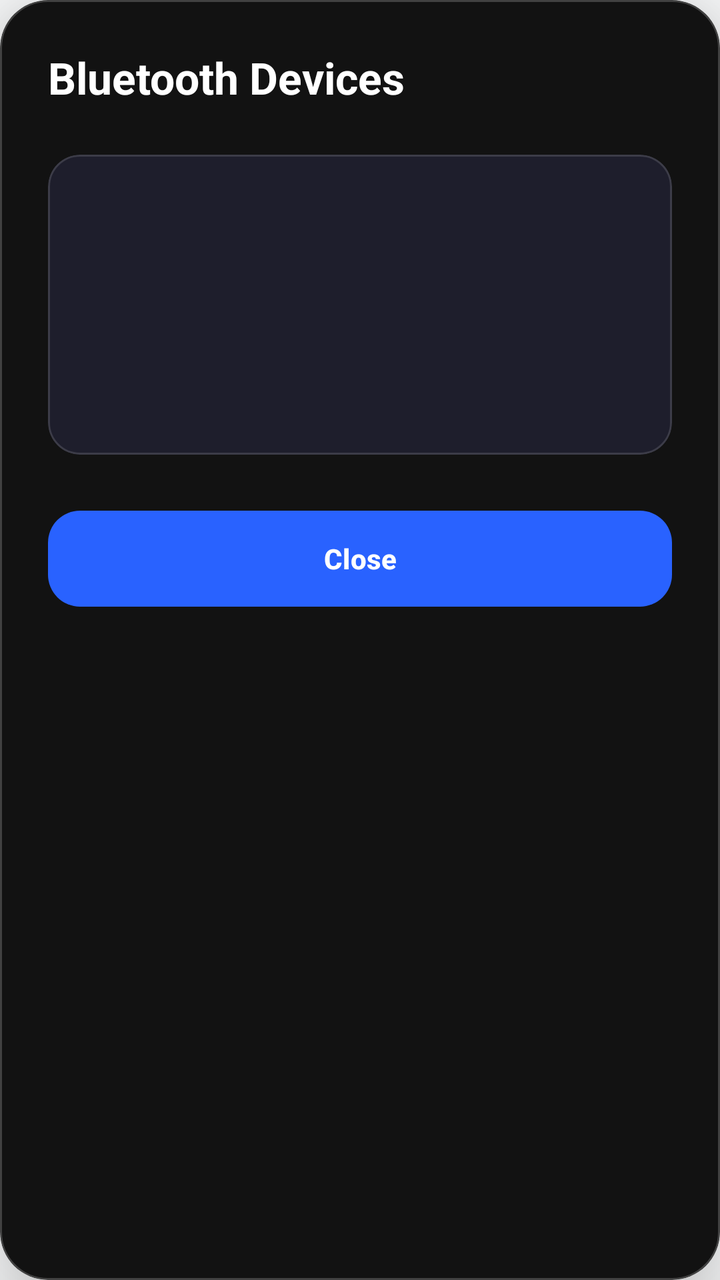
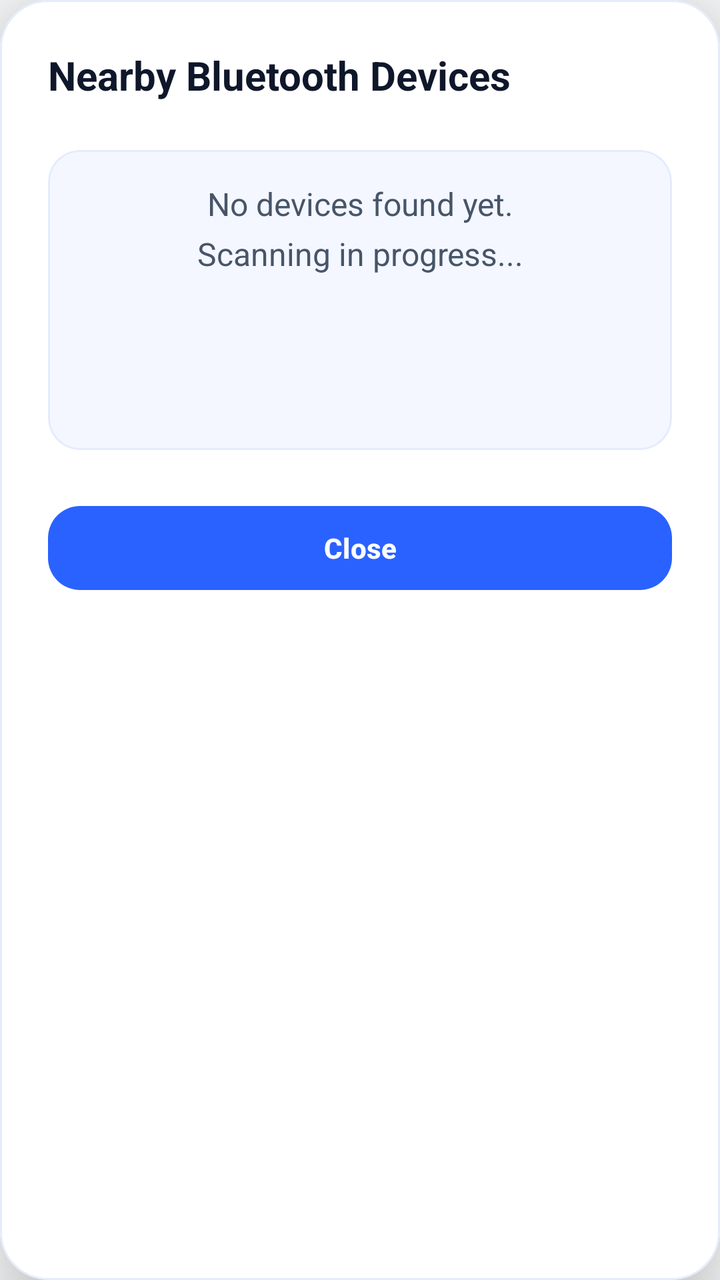

Two renders of the same Android screen: before a commit and after it. Below are the layout's source before the change and the commit's diff.
<!-- AndroidManifest.xml: application theme Theme.DisasterComm -->
<!-- res/layout/dialog_bluetooth_devices.xml -->
<?xml version="1.0" encoding="utf-8"?>
<com.google.android.material.card.MaterialCardView
    xmlns:android="http://schemas.android.com/apk/res/android"
    xmlns:app="http://schemas.android.com/apk/res-auto"
    android:layout_width="match_parent"
    android:layout_height="wrap_content"
    app:cardCornerRadius="24dp"
    app:cardElevation="24dp"
    app:strokeWidth="1dp"
    app:strokeColor="#33FFFFFF"
    app:cardBackgroundColor="#121212">

    <LinearLayout
        android:layout_width="match_parent"
        android:layout_height="wrap_content"
        android:orientation="vertical"
        android:padding="24dp">

        
        <LinearLayout
            android:layout_width="match_parent"
            android:layout_height="wrap_content"
            android:orientation="horizontal"
            android:gravity="center_vertical"
            android:layout_marginBottom="24dp">
            
            <TextView
                android:layout_width="0dp"
                android:layout_weight="1"
                android:layout_height="wrap_content"
                android:text="Bluetooth Devices"
                android:textSize="22sp"
                android:textStyle="bold"
                android:textColor="#FFFFFF"/>
                
            <ProgressBar
                android:layout_width="24dp"
                android:layout_height="24dp"
                android:indeterminateTint="#2962FF"/>
        </LinearLayout>

        
        <com.google.android.material.card.MaterialCardView
            android:layout_width="match_parent"
            android:layout_height="wrap_content"
            android:layout_marginBottom="24dp"
            app:cardCornerRadius="16dp"
            app:strokeWidth="1dp"
            app:strokeColor="#22FFFFFF"
            app:cardBackgroundColor="#1E1E2C">
            
            <ScrollView
                android:layout_width="match_parent"
                android:layout_height="wrap_content"
                android:minHeight="150dp"
                android:maxHeight="350dp"
                android:padding="16dp">
                
                <TextView
                    android:id="@+id/tvDeviceList"
                    android:layout_width="match_parent"
                    android:layout_height="wrap_content"
                    android:textColor="#FFFFFF"
                    android:textSize="14sp"
                    android:lineSpacingExtra="6dp"/>
            </ScrollView>
        </com.google.android.material.card.MaterialCardView>

        <com.google.android.material.button.MaterialButton
            android:id="@+id/btnClose"
            android:layout_width="match_parent"
            android:layout_height="56dp"
            android:text="Close"
            android:textColor="#FFFFFF"
            android:textStyle="bold"
            app:backgroundTint="#2962FF"
            app:cornerRadius="16dp"/>

    </LinearLayout>
</com.google.android.material.card.MaterialCardView>
<!-- resources referenced by this layout -->
<resources>
  <style name="Theme.DisasterComm" parent="Theme.Material3.DayNight.NoActionBar">
          
          <item name="colorPrimary">@color/primary</item>
          <item name="colorPrimaryVariant">@color/primary_variant</item>
          <item name="colorOnPrimary">@color/text_on_primary</item>
          
          
          <item name="colorSecondary">@color/secondary</item>
          <item name="colorSecondaryVariant">@color/secondary_variant</item>
          <item name="colorOnSecondary">@color/white</item>
          
          
          <item name="android:windowBackground">@color/background</item>
          <item name="colorSurface">@color/surface</item>
          <item name="colorOnSurface">@color/text_primary</item>
          
          
          <item name="android:statusBarColor">@color/primary_variant</item>
          <item name="android:windowLightStatusBar">false</item>
          
          
          <item name="elevationOverlayEnabled">false</item>
          
          
          <item name="materialButtonStyle">@style/Widget.App.Button</item>
      </style>
  <color name="primary">#0047FF</color>
  <color name="primary_variant">#092FA4</color>
  <color name="text_on_primary">#FFFFFF</color>
  <color name="secondary">#0047FF</color>
  <color name="secondary_variant">#092FA4</color>
  <color name="white">#FFFFFF</color>
  <color name="background">#F8F9FA</color>
  <color name="surface">#FFFFFF</color>
  <color name="text_primary">#0F172A</color>
  <style name="Widget.App.Button" parent="Widget.Material3.Button">
          <item name="android:minHeight">48dp</item>
          <item name="android:minWidth">48dp</item>
          <item name="android:stateListAnimator">@null</item> 
          <item name="android:elevation">0dp</item>
      </style>
</resources>

<!-- the commit's change to res/layout/dialog_bluetooth_devices.xml (unified diff, before → after) -->
@@ -7,8 +7,8 @@
     app:cardCornerRadius="24dp"
     app:cardElevation="24dp"
     app:strokeWidth="1dp"
-    app:strokeColor="#33FFFFFF"
-    app:cardBackgroundColor="#121212">
+    app:strokeColor="@color/divider"
+    app:cardBackgroundColor="@color/surface">
 
     <LinearLayout
         android:layout_width="match_parent"
@@ -28,10 +28,10 @@
                 android:layout_width="0dp"
                 android:layout_weight="1"
                 android:layout_height="wrap_content"
-                android:text="Bluetooth Devices"
-                android:textSize="22sp"
+                android:text="Nearby Bluetooth Devices"
+                android:textSize="20sp"
                 android:textStyle="bold"
-                android:textColor="#FFFFFF"/>
+                android:textColor="@color/text_primary"/>
                 
             <ProgressBar
                 android:layout_width="24dp"
@@ -46,8 +46,8 @@
             android:layout_marginBottom="24dp"
             app:cardCornerRadius="16dp"
             app:strokeWidth="1dp"
-            app:strokeColor="#22FFFFFF"
-            app:cardBackgroundColor="#1E1E2C">
+            app:strokeColor="@color/divider"
+            app:cardBackgroundColor="@color/surface_variant">
             
             <ScrollView
                 android:layout_width="match_parent"
@@ -60,8 +60,10 @@
                     android:id="@+id/tvDeviceList"
                     android:layout_width="match_parent"
                     android:layout_height="wrap_content"
-                    android:textColor="#FFFFFF"
-                    android:textSize="14sp"
+                    android:text="No devices found yet.\nScanning in progress..."
+                    android:textAlignment="center"
+                    android:textColor="@color/text_secondary"
+                    android:textSize="16sp"
                     android:lineSpacingExtra="6dp"/>
             </ScrollView>
         </com.google.android.material.card.MaterialCardView>
@@ -69,9 +71,9 @@
         <com.google.android.material.button.MaterialButton
             android:id="@+id/btnClose"
             android:layout_width="match_parent"
-            android:layout_height="56dp"
+            android:layout_height="50dp"
             android:text="Close"
-            android:textColor="#FFFFFF"
+            android:textColor="@color/text_on_primary"
             android:textStyle="bold"
             app:backgroundTint="#2962FF"
             app:cornerRadius="16dp"/>
<!-- resource entries referenced after the edit -->
@@ -1,5 +1,6 @@
 <!-- resources referenced by this layout -->
 <resources>
+  <color name="divider">#E4ECFC</color>
   <style name="Theme.DisasterComm" parent="Theme.Material3.DayNight.NoActionBar">
           
           <item name="colorPrimary">@color/primary</item>
@@ -34,7 +35,9 @@
   <color name="white">#FFFFFF</color>
   <color name="background">#F8F9FA</color>
   <color name="surface">#FFFFFF</color>
+  <color name="surface_variant">#F4F7FF</color>
   <color name="text_primary">#0F172A</color>
+  <color name="text_secondary">#475569</color>
   <style name="Widget.App.Button" parent="Widget.Material3.Button">
           <item name="android:minHeight">48dp</item>
           <item name="android:minWidth">48dp</item>
